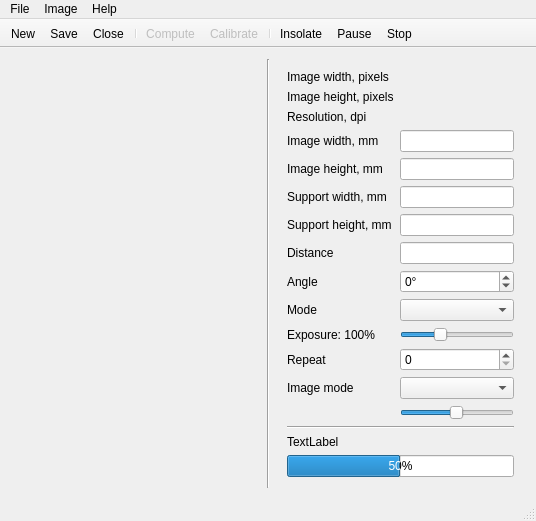
troisiemetype/c-projecteur-laser, file projecteurlaser.ui: the form before one commit.
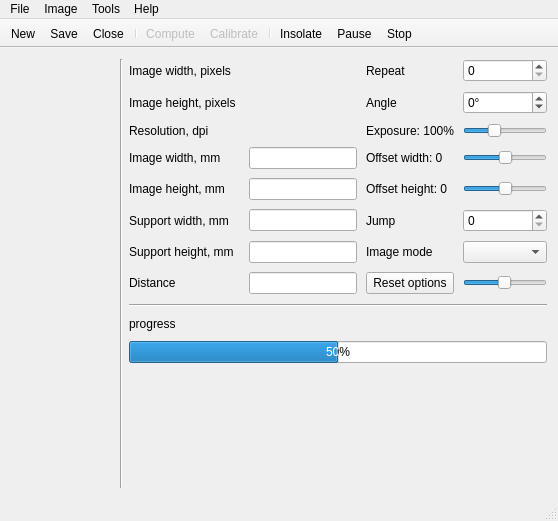
The form after the commit.

Commit message: Modified Audio: changed timer value for progress bar to be progressive with small files. Modified GUI and ProjecteurLaser: moved settings on a second column. Added jump and offset functions. Suppressed sending modes (points, time, etc.). Updated translation infos. Modified ComputeImage: added jump and offsets. Modified Image: removed open function.

The edit to the form file:
```diff
--- a/projecteurlaser.ui
+++ b/projecteurlaser.ui
@@ -6,8 +6,8 @@
    <rect>
     <x>0</x>
     <y>0</y>
-    <width>536</width>
-    <height>499</height>
+    <width>558</width>
+    <height>521</height>
    </rect>
   </property>
   <property name="windowTitle">
@@ -48,108 +48,207 @@
      </widget>
     </item>
     <item>
+     <widget class="QWidget" name="verticalWidget" native="true">
+      <layout class="QVBoxLayout" name="verticalLayout_2">
+       <property name="spacing">
+        <number>10</number>
+       </property>
+       <property name="leftMargin">
+        <number>0</number>
+       </property>
+       <property name="topMargin">
+        <number>0</number>
+       </property>
+       <property name="rightMargin">
+        <number>0</number>
+       </property>
+       <property name="bottomMargin">
+        <number>0</number>
+       </property>
+       <item>
      <widget class="QWidget" name="infosWidget" native="true">
-      <layout class="QVBoxLayout" name="infosLayout">
-       <property name="sizeConstraint">
-        <enum>QLayout::SetNoConstraint</enum>
-       </property>
-       <item>
-        <layout class="QFormLayout" name="formLayout">
+         <property name="minimumSize">
+          <size>
+           <width>0</width>
+           <height>0</height>
+          </size>
+         </property>
+         <layout class="QGridLayout" name="gridLayout">
          <property name="sizeConstraint">
-          <enum>QLayout::SetNoConstraint</enum>
-         </property>
-         <item row="0" column="0">
-          <widget class="QLabel" name="widthPixelsLabel">
+           <enum>QLayout::SetMinimumSize</enum>
+          </property>
+          <property name="leftMargin">
+           <number>0</number>
+          </property>
+          <property name="topMargin">
+           <number>0</number>
+          </property>
+          <property name="rightMargin">
+           <number>0</number>
+          </property>
+          <property name="bottomMargin">
+           <number>0</number>
+          </property>
+          <property name="spacing">
+           <number>9</number>
+          </property>
+          <item row="7" column="3">
+           <widget class="QLineEdit" name="distanceLineEdit">
+            <property name="minimumSize">
+             <size>
+              <width>100</width>
+              <height>0</height>
+             </size>
+            </property>
+            <property name="baseSize">
+             <size>
+              <width>3</width>
+              <height>0</height>
+             </size>
+            </property>
+           </widget>
+          </item>
+          <item row="6" column="1" colspan="2">
+           <widget class="QLabel" name="supportHeightLabel">
            <property name="text">
-            <string>Image width, pixels</string>
+             <string>Support height, mm</string>
            </property>
           </widget>
          </item>
-         <item row="0" column="1">
+          <item row="3" column="1">
+           <widget class="QLabel" name="widthMmLabel">
+            <property name="text">
+             <string>Image width, mm</string>
+            </property>
+           </widget>
+          </item>
+          <item row="0" column="4">
+           <widget class="QLabel" name="repeatLabel">
+            <property name="text">
+             <string>Repeat</string>
+            </property>
+           </widget>
+          </item>
+          <item row="0" column="3">
           <widget class="QLabel" name="widthPixelsLabelEdit">
            <property name="text">
             <string/>
            </property>
           </widget>
          </item>
-         <item row="1" column="0">
+          <item row="6" column="3">
+           <widget class="QLineEdit" name="supportHeightLineEdit"/>
+          </item>
+          <item row="1" column="1" colspan="2">
           <widget class="QLabel" name="heightPixelsLabel">
            <property name="text">
             <string>Image height, pixels</string>
            </property>
           </widget>
          </item>
-         <item row="1" column="1">
-          <widget class="QLabel" name="heightPixelsLabelEdit">
-           <property name="text">
-            <string/>
-           </property>
-          </widget>
-         </item>
-         <item row="3" column="0">
-          <widget class="QLabel" name="widthMmLabel">
+          <item row="5" column="5">
+           <widget class="QSpinBox" name="jumpSpinBox"/>
+          </item>
+          <item row="4" column="3">
+           <widget class="QLineEdit" name="heightMmLineEdit"/>
+          </item>
+          <item row="3" column="4">
+           <widget class="QLabel" name="offsetXLabel">
            <property name="text">
-            <string>Image width, mm</string>
+             <string>Offset width: 0</string>
            </property>
           </widget>
          </item>
-         <item row="3" column="1">
-          <widget class="QLineEdit" name="widthMmLineEdit"/>
-         </item>
-         <item row="4" column="0">
+          <item row="4" column="1">
           <widget class="QLabel" name="heightMmLabel">
            <property name="text">
             <string>Image height, mm</string>
            </property>
           </widget>
          </item>
-         <item row="4" column="1">
-          <widget class="QLineEdit" name="heightMmLineEdit"/>
-         </item>
-         <item row="5" column="0">
+          <item row="5" column="3">
+           <widget class="QLineEdit" name="supportWidthLineEdit"/>
+          </item>
+          <item row="0" column="5">
+           <widget class="QSpinBox" name="repeatSpinBox">
+            <property name="maximum">
+             <number>10</number>
+            </property>
+           </widget>
+          </item>
+          <item row="5" column="4">
+           <widget class="QLabel" name="jumpLabel">
+            <property name="text">
+             <string>Jump</string>
+            </property>
+           </widget>
+          </item>
+          <item row="0" column="1">
+           <widget class="QLabel" name="widthPixelsLabel">
+            <property name="text">
+             <string>Image width, pixels</string>
+            </property>
+           </widget>
+          </item>
+          <item row="3" column="5">
+           <widget class="QSlider" name="offsetXSlider">
+            <property name="minimum">
+             <number>-100</number>
+            </property>
+            <property name="maximum">
+             <number>100</number>
+            </property>
+            <property name="orientation">
+             <enum>Qt::Horizontal</enum>
+            </property>
+            <property name="invertedControls">
+             <bool>false</bool>
+            </property>
+           </widget>
+          </item>
+          <item row="6" column="5">
+           <widget class="QComboBox" name="imageModeComboBox"/>
+          </item>
+          <item row="5" column="1">
           <widget class="QLabel" name="supportWidthLabel">
            <property name="text">
             <string>Support width, mm</string>
            </property>
           </widget>
          </item>
-         <item row="5" column="1">
-          <widget class="QLineEdit" name="supportWidthLineEdit"/>
-         </item>
-         <item row="6" column="0">
-          <widget class="QLabel" name="supportHeightLabel">
-           <property name="text">
-            <string>Support height, mm</string>
+          <item row="2" column="5">
+           <widget class="QSlider" name="exposureSlider">
+            <property name="minimum">
+             <number>20</number>
+            </property>
+            <property name="maximum">
+             <number>250</number>
+            </property>
+            <property name="singleStep">
+             <number>5</number>
+            </property>
+            <property name="value">
+             <number>100</number>
+            </property>
+            <property name="orientation">
+             <enum>Qt::Horizontal</enum>
+            </property>
+            <property name="invertedAppearance">
+             <bool>false</bool>
+            </property>
+            <property name="invertedControls">
+             <bool>false</bool>
            </property>
           </widget>
          </item>
-         <item row="6" column="1">
-          <widget class="QLineEdit" name="supportHeightLineEdit"/>
-         </item>
-         <item row="7" column="0">
+          <item row="7" column="1">
           <widget class="QLabel" name="distanceLabel">
            <property name="text">
             <string>Distance</string>
            </property>
           </widget>
          </item>
-         <item row="7" column="1">
-          <widget class="QLineEdit" name="distanceLineEdit">
-           <property name="minimumSize">
-            <size>
-             <width>100</width>
-             <height>0</height>
-            </size>
-           </property>
-           <property name="baseSize">
-            <size>
-             <width>3</width>
-             <height>0</height>
-            </size>
-           </property>
-          </widget>
-         </item>
-         <item row="8" column="1">
+          <item row="1" column="5">
           <widget class="QSpinBox" name="angleSpinBox">
            <property name="accelerated">
             <bool>true</bool>
@@ -168,44 +267,20 @@
            </property>
           </widget>
          </item>
-         <item row="8" column="0">
-          <widget class="QLabel" name="angleLabel">
-           <property name="text">
-            <string>Angle</string>
-           </property>
-          </widget>
-         </item>
-         <item row="9" column="1">
-          <widget class="QComboBox" name="modeComboBox"/>
-         </item>
-         <item row="9" column="0">
-          <widget class="QLabel" name="modeLabel">
-           <property name="enabled">
-            <bool>true</bool>
-           </property>
-           <property name="text">
-            <string>Mode</string>
-           </property>
-          </widget>
-         </item>
-         <item row="10" column="0">
+          <item row="2" column="4">
           <widget class="QLabel" name="speedLabel">
+            <property name="minimumSize">
+             <size>
+              <width>0</width>
+              <height>0</height>
+             </size>
+            </property>
            <property name="text">
             <string>Exposure: 100%</string>
            </property>
           </widget>
          </item>
-         <item row="12" column="1">
-          <widget class="QComboBox" name="imageModeComboBox"/>
-         </item>
-         <item row="12" column="0">
-          <widget class="QLabel" name="imageModeLabel">
-           <property name="text">
-            <string>Image mode</string>
-           </property>
-          </widget>
-         </item>
-         <item row="13" column="1">
+          <item row="7" column="5">
           <widget class="QSlider" name="stepSlider">
            <property name="maximum">
             <number>255</number>
@@ -218,60 +293,73 @@
            </property>
           </widget>
          </item>
-         <item row="2" column="0">
+          <item row="1" column="3">
+           <widget class="QLabel" name="heightPixelsLabelEdit">
+            <property name="text">
+             <string/>
+            </property>
+           </widget>
+          </item>
+          <item row="1" column="4">
+           <widget class="QLabel" name="angleLabel">
+            <property name="text">
+             <string>Angle</string>
+            </property>
+           </widget>
+          </item>
+          <item row="3" column="3">
+           <widget class="QLineEdit" name="widthMmLineEdit"/>
+          </item>
+          <item row="2" column="1">
           <widget class="QLabel" name="resolutionLabel">
            <property name="text">
             <string>Resolution, dpi</string>
            </property>
           </widget>
          </item>
-         <item row="2" column="1">
+          <item row="4" column="4">
+           <widget class="QLabel" name="offsetYLabel">
+            <property name="text">
+             <string>Offset height: 0</string>
+            </property>
+           </widget>
+          </item>
+          <item row="4" column="5">
+           <widget class="QSlider" name="offsetYSlider">
+            <property name="minimum">
+             <number>-100</number>
+            </property>
+            <property name="maximum">
+             <number>100</number>
+            </property>
+            <property name="orientation">
+             <enum>Qt::Horizontal</enum>
+            </property>
+           </widget>
+          </item>
+          <item row="6" column="4">
+           <widget class="QLabel" name="imageModeLabel">
+            <property name="text">
+             <string>Image mode</string>
+            </property>
+           </widget>
+          </item>
+          <item row="2" column="3">
           <widget class="QLabel" name="resolutionLabelEdit">
            <property name="text">
             <string/>
            </property>
           </widget>
          </item>
-         <item row="10" column="1">
-          <widget class="QSlider" name="exposureSlider">
-           <property name="minimum">
-            <number>25</number>
-           </property>
-           <property name="maximum">
-            <number>250</number>
-           </property>
-           <property name="singleStep">
-            <number>5</number>
-           </property>
-           <property name="value">
-            <number>100</number>
-           </property>
-           <property name="orientation">
-            <enum>Qt::Horizontal</enum>
-           </property>
-           <property name="invertedAppearance">
-            <bool>false</bool>
-           </property>
-           <property name="invertedControls">
-            <bool>false</bool>
-           </property>
-          </widget>
-         </item>
-         <item row="11" column="0">
-          <widget class="QLabel" name="repeatLabel">
+          <item row="7" column="4">
+           <widget class="QPushButton" name="resetButton">
            <property name="text">
-            <string>Repeat</string>
-           </property>
-          </widget>
-         </item>
-         <item row="11" column="1">
-          <widget class="QSpinBox" name="repeatSpinBox">
-           <property name="maximum">
-            <number>10</number>
+             <string>Reset options</string>
            </property>
           </widget>
          </item>
         </layout>
+        </widget>
        </item>
        <item>
         <widget class="Line" name="line_2">
@@ -282,8 +370,11 @@
        </item>
        <item>
         <widget class="QLabel" name="progressLabel">
+         <property name="lineWidth">
+          <number>1</number>
+         </property>
          <property name="text">
-          <string>TextLabel</string>
+          <string>progress</string>
          </property>
         </widget>
        </item>
@@ -292,6 +383,18 @@
          <property name="enabled">
           <bool>true</bool>
          </property>
+         <property name="sizePolicy">
+          <sizepolicy hsizetype="Expanding" vsizetype="Fixed">
+           <horstretch>0</horstretch>
+           <verstretch>0</verstretch>
+          </sizepolicy>
+         </property>
+         <property name="baseSize">
+          <size>
+           <width>0</width>
+           <height>0</height>
+          </size>
+         </property>
          <property name="value">
           <number>50</number>
          </property>
@@ -320,7 +423,7 @@
     <rect>
      <x>0</x>
      <y>0</y>
-     <width>536</width>
+     <width>558</width>
      <height>19</height>
     </rect>
    </property>
@@ -351,8 +454,15 @@
     <addaction name="actionHelp"/>
     <addaction name="actionAbout"/>
    </widget>
+   <widget class="QMenu" name="menuTools">
+    <property name="title">
+     <string>Tools</string>
+    </property>
+    <addaction name="actionGrayScale"/>
+   </widget>
    <addaction name="menuFile"/>
    <addaction name="menuImage"/>
+   <addaction name="menuTools"/>
    <addaction name="menuHelp"/>
   </widget>
   <widget class="QToolBar" name="mainToolBar">
```
Left out of the diff: 32 changed lines with no effect on the pictures. Lines whose indentation alone changed are shown as unchanged. The commit also changes 9 other files.
